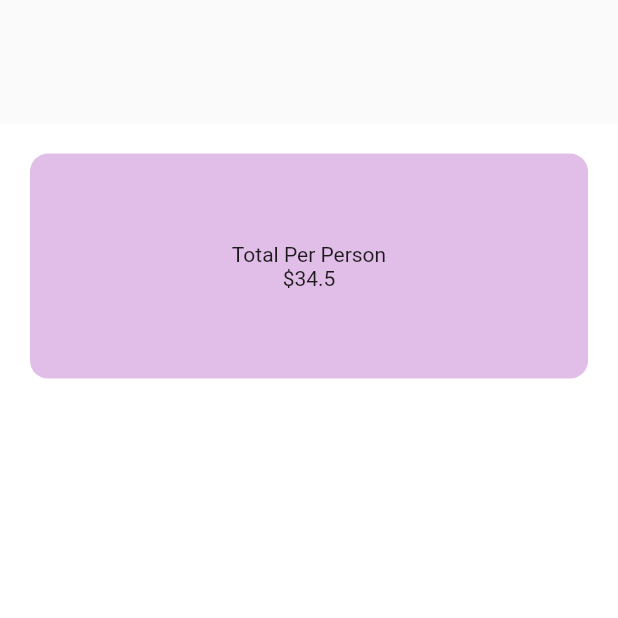
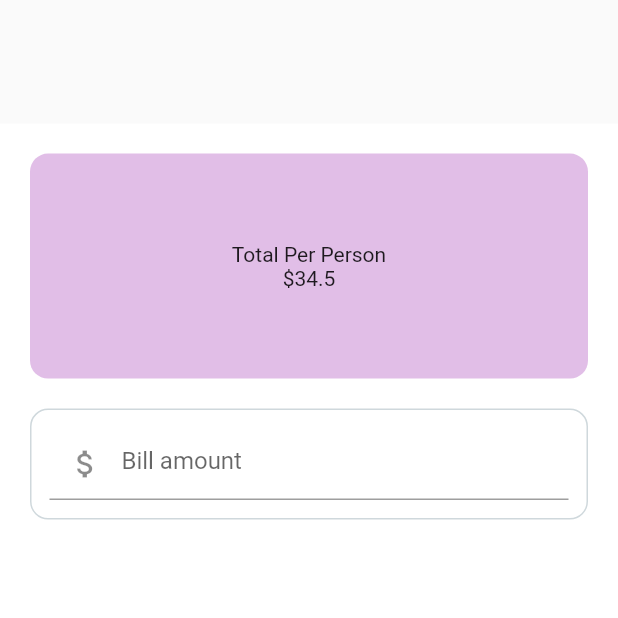
Before and after one commit to edmirmob/BillSplliter, a Flutter app: the screen it shows after launch, on a phone screen of 412 x 824 dp, the top half of it. Run offline on Flutter 3.47's test engine with Material 2 defaults, Android fonts, the phone set to English and light mode, and no system bars.

Commit message:
Top Card And Custom Colors

```diff
--- a/billsplitterflutter/lib/home.dart
+++ b/billsplitterflutter/lib/home.dart
@@ -1,3 +1,4 @@
+import 'package:billsplitterflutter/util/hexcolor.dart';
 import 'package:flutter/material.dart';
 
 class Home extends StatefulWidget {
@@ -9,6 +10,8 @@ class _HomeState extends State<Home> {
   int _tipPersentage = 0;
   int _personCounter = 1;
   double _billAmount = 0.0;
+
+  Color _purple = HexColor('#6908D6');
 
   @override
   Widget build(BuildContext context) {
@@ -36,6 +39,38 @@ class _HomeState extends State<Home> {
                 ),
               ),
             ),
+            Container(
+              margin: EdgeInsets.only(top: 20),
+              padding: EdgeInsets.all(12),
+              decoration: BoxDecoration(
+                color: Colors.transparent,
+                border: Border.all(
+                  color: Colors.blueGrey[100],
+                  style: BorderStyle.solid
+                ),
+                borderRadius: BorderRadius.circular(12)
+              ),
+              child: Column(
+                children: [
+                  TextField(
+                    keyboardType: TextInputType.numberWithOptions(decimal: true),
+                    style: TextStyle(color: _purple),
+                    decoration: InputDecoration(
+                     prefixIcon: Icon(Icons.attach_money),
+                     hintText: 'Bill amount'
+                    ),
+                    onChanged: (value){
+                      try {
+                        _billAmount = double.tryParse(value);
+
+                      } catch (e) {
+                      }
+
+                    },
+                  )
+                ],
+              ),
+            ),
           ],
         ),
       ),
--- /dev/null
+++ b/billsplitterflutter/lib/util/hexcolor.dart
@@ -0,0 +1,15 @@
+import 'package:flutter/material.dart';
+
+class HexColor extends Color{
+
+static int _getColorFromHex(String hexColor){
+  hexColor = hexColor.toUpperCase().replaceAll("#", "");
+  if(hexColor.length ==6){
+    hexColor = "FF" + hexColor;
+  }
+  return int.parse(hexColor,radix: 16);
+}
+
+  HexColor(final String hexColor) : super(_getColorFromHex(hexColor));
+
+}
```
